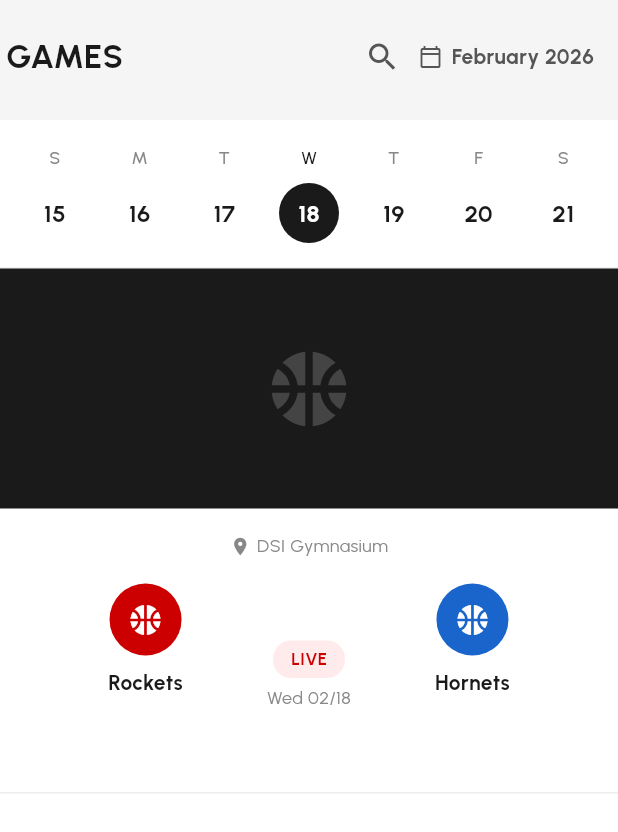
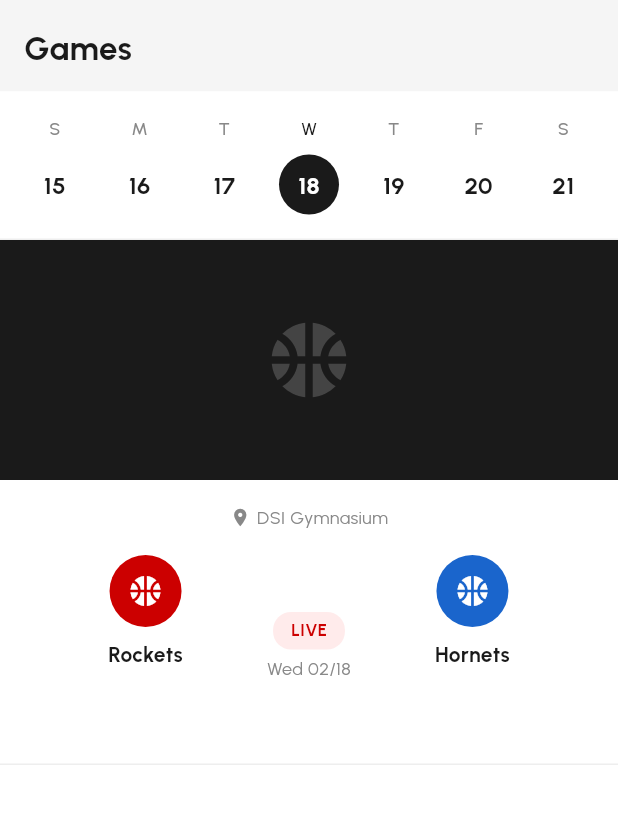
Before and after one commit to lansoyyy/school_scoring_app, a Flutter app: the SportsScreen screen opened directly, on a phone screen of 412 x 824 dp. Shown: the top 832 px of the screen. Run offline on Flutter 3.47's test engine with Material 3 defaults, Android fonts, the phone set to English and light mode, and no system bars; our stand-ins replace flutter_spinkit.

Commit message:
wip feb 25 fixes

```diff
--- a/lib/features/sections/grades_screen.dart
+++ b/lib/features/sections/grades_screen.dart
@@ -130,7 +130,6 @@ class _GradesScreenState extends State<GradesScreen> {
 
   Widget _buildHeader(BuildContext context) {
     return Container(
-      height: 80, // Updated header height
       color: const Color(0xFFF5F5F5),
       child: SafeArea(
         bottom: false,
--- a/lib/features/sections/students_screen.dart
+++ b/lib/features/sections/students_screen.dart
@@ -157,7 +157,6 @@ class _StudentsScreenState extends State<StudentsScreen> {
 
   Widget _buildHeader(BuildContext context) {
     return Container(
-      height: 80,
       color: const Color(0xFFF5F5F5),
       child: SafeArea(
         bottom: false,
--- a/lib/features/sports/sports_screen.dart
+++ b/lib/features/sports/sports_screen.dart
@@ -184,98 +184,21 @@ class _SportsScreenState extends State<SportsScreen> {
 
   Widget _buildHeader() {
     return Container(
-      height: 80,
       color: const Color(0xFFF5F5F5),
       child: SafeArea(
         bottom: false,
         child: Padding(
-          padding: const EdgeInsets.fromLTRB(4, 8, 16, 12),
-          child: _isSearching
-              ? Row(
+          padding: const EdgeInsets.fromLTRB(16, 16, 16, 12),
+          child: Row(
             children: [
-                    IconButton(
-                      onPressed: () {
-                        setState(() {
-                          _isSearching = false;
-                          _searchQuery = '';
-                          _searchController.clear();
-                        });
-                      },
-                      icon: const Icon(
-                        Icons.arrow_back,
-                        color: Color(0xFF1A1A1A),
-                      ),
-                    ),
-                    Expanded(
-                      child: TextField(
-                        controller: _searchController,
-                        onChanged: (v) => setState(() => _searchQuery = v),
-                        autofocus: true,
-                        decoration: const InputDecoration(
-                          hintText: 'Search games...',
-                          border: InputBorder.none,
-                          hintStyle: TextStyle(
-                            fontFamily: 'Urbanist',
-                            color: Color(0xFF888888),
-                          ),
-                        ),
-                        style: const TextStyle(
-                          fontFamily: 'Urbanist',
-                          fontSize: 16,
-                        ),
-                      ),
-                    ),
-                    if (_searchQuery.isNotEmpty)
-                      IconButton(
-                        onPressed: () {
-                          setState(() {
-                            _searchQuery = '';
-                            _searchController.clear();
-                          });
-                        },
-                        icon: const Icon(Icons.clear, color: Color(0xFF888888)),
-                      ),
-                  ],
-                )
-              : Row(
-                  children: [
-                    const Expanded(
-                      child: Text(
-                        'GAMES',
+              const Text(
+                'Games',
                 style: TextStyle(
                   fontFamily: 'Urbanist',
                   fontSize: 22,
                   fontWeight: FontWeight.w800,
                   color: Color(0xFF1A1A1A),
                 ),
-                      ),
-                    ),
-                    IconButton(
-                      onPressed: () => setState(() => _isSearching = true),
-                      icon: const Icon(
-                        Icons.search,
-                        size: 24,
-                        color: Color(0xFF555555),
-                      ),
-                    ),
-                    Row(
-                      children: [
-                        const Icon(
-                          Icons.calendar_today_outlined,
-                          size: 16,
-                          color: Color(0xFF555555),
-                        ),
-                        const SizedBox(width: 6),
-                        const Text(
-                          'February 2026',
-                          style: TextStyle(
-                            fontFamily: 'Urbanist',
-                            fontSize: 14,
-                            fontWeight: FontWeight.w600,
-                            color: Color(0xFF555555),
-                          ),
-                        ),
-                      ],
               ),
             ],
           ),
```
Also changed, not shown: lib/features/sections/sections_screen.dart (+4 -65 lines), lib/features/stats/stats_screen.dart (+7 -3 lines). Lines whose indentation alone changed are shown as unchanged.
